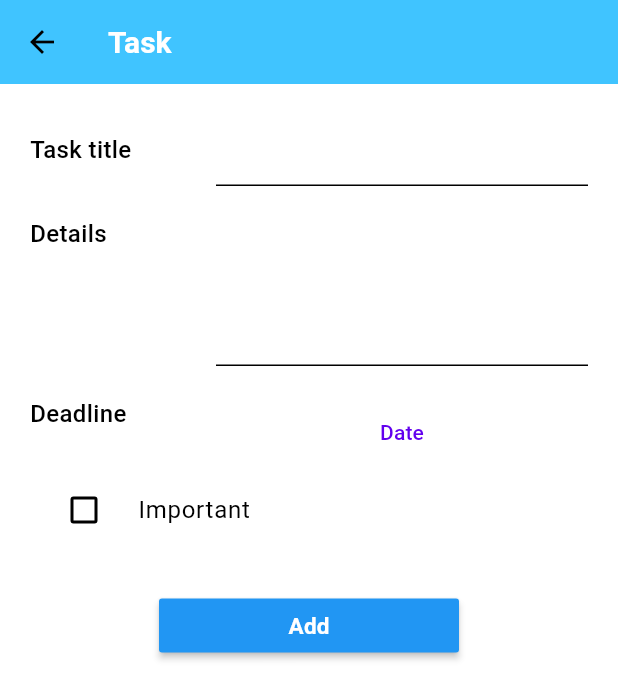
After one commit to vladnov138/task_manager, a Flutter app: the AddingTaskScreen screen opened by its route, after a tap on "Date", on a phone screen of 412 x 824 dp. The commit adds this screen. Shown: the top 699 px of the screen. Run offline on Flutter 3.47's test engine with Material 2 defaults, Android fonts, the light colour scheme and no system bars; our stand-ins replace flutter_datetime_picker_plus.

Commit message:
add AddingTaskScreen

```diff
--- /dev/null
+++ b/lib/features/adding_task/adding_task.dart
@@ -0,0 +1 @@
+export 'view/view.dart';
--- /dev/null
+++ b/lib/features/adding_task/view/adding_task_screen.dart
@@ -0,0 +1,114 @@
+import 'package:flutter/material.dart';
+import 'package:flutter_datetime_picker_plus/flutter_datetime_picker_plus.dart';
+
+import '../../../theme/theme.dart';
+import '../../task/widgets/detail_text_widget.dart';
+
+class AddingTaskScreen extends StatefulWidget {
+  const AddingTaskScreen({super.key});
+
+  @override
+  State<AddingTaskScreen> createState() => _AddingTaskScreenState();
+}
+
+class _AddingTaskScreenState extends State<AddingTaskScreen> {
+
+  bool test = false;
+
+  @override
+  Widget build(BuildContext context) {
+    return Scaffold(
+      appBar: AppBar(title: const Text('Task')),
+      body: Padding(
+          padding: const EdgeInsets.all(20),
+          child: Column(children: [
+            Table(
+              columnWidths: const <int, TableColumnWidth>{
+                0: FlexColumnWidth(10),
+                1: FlexColumnWidth(20),
+              },
+              children: [
+                TableRow(children: [
+                  TableCell(
+                    verticalAlignment: TableCellVerticalAlignment.middle,
+                    child: Text(
+                      "Task title",
+                      style: mainTheme.textTheme.headlineSmall,
+                    ),
+                  ),
+                  Padding(
+                    padding: EdgeInsets.symmetric(horizontal: 0),
+                    child: TextFormField(
+                      initialValue: "",
+                    ),
+                  ),
+                ]),
+                const TableRow(children: [
+                  SizedBox(height: 20),
+                  SizedBox(height: 20),
+                ]),
+                TableRow(
+                  children: [
+                    Text(
+                      "Details",
+                      style: mainTheme.textTheme.headlineSmall,
+                    ),
+                    const DetailTextWidget(text: "")
+                  ],
+                ),
+                const TableRow(children: [
+                  SizedBox(height: 20),
+                  SizedBox(height: 20),
+                ],),
+                TableRow(children: [
+                  Text(
+                    "Deadline",
+                    style: mainTheme.textTheme.headlineSmall,
+                  ),
+                  TextButton(onPressed: () {
+                    DatePicker.showDateTimePicker(
+                      context,
+                      // dateFormat: 'dd MMMM yyyy HH:mm',
+                      currentTime: DateTime.now(),
+                      minTime: DateTime(2000),
+                      maxTime: DateTime(3000),
+                      // onMonthChangeStartWithFirstDate: true,
+                      onConfirm: (dateTime) {
+                        DateTime selectdate = dateTime;
+                        // final selIOS = DateTime.for('dd-MMM-yyyy - HH:mm').format(selectdate);
+                        print(dateTime);
+                      },);
+                  }, child: Text("Date")),
+                ])
+              ],
+            ),
+            CheckboxListTile(
+              title: const Text("Important"),
+              controlAffinity: ListTileControlAffinity.leading,
+              onChanged: (bool? value) {
+                setState(() {
+                  test = value ?? false;
+                });
+              },
+              value: test,
+            ),
+            Padding(
+              padding: const EdgeInsets.only(top: 25),
+              child: MaterialButton(
+                onPressed: () {
+                  Navigator.of(context).pushNamed(
+                    '/task',
+                  );
+                },
+                color: Colors.blue,
+                minWidth: 200,
+                child: Text(
+                  "Add",
+                  style: mainTheme.textTheme.labelMedium,
+                ),
+              ),
+            ),
+          ])),
+    );
+  }
+}
--- /dev/null
+++ b/lib/features/adding_task/view/view.dart
@@ -0,0 +1 @@
+export 'adding_task_screen.dart';
--- a/lib/router/router.dart
+++ b/lib/router/router.dart
@@ -1,3 +1,4 @@
+import 'package:task_manager/features/adding_task/adding_task.dart';
 import 'package:task_manager/features/schedule_list/schedule_list.dart';
 import 'package:task_manager/features/sign_in/view/sign_in_screen.dart';
 import 'package:task_manager/features/task/view/task_screen.dart';
@@ -9,4 +10,5 @@ final routes = {
   '/sign_in': (context) => const SignInScreen(),
   '/sign_up': (context) => const SignUpScreen(),
   '/task': (context) => TaskScreen(),
+  '/add_task': (context) => const AddingTaskScreen(),
 };
```
